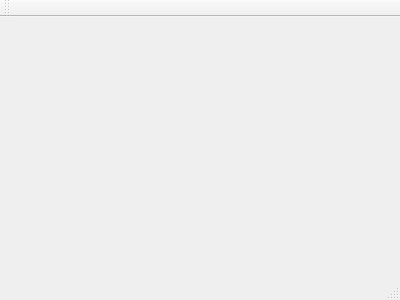
Above: CovertToSuperMemoQt/mainwindow.ui from Ji-Yuhang/CovertToSuperMemo before the change. Below: the same form after it.
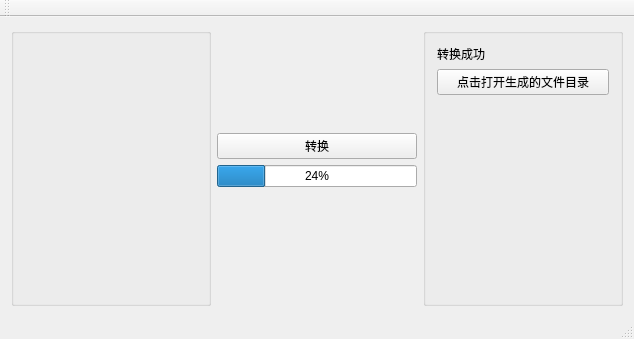
That is the form after the change.

The edit to the form file:
```diff
--- a/CovertToSuperMemoQt/mainwindow.ui
+++ b/CovertToSuperMemoQt/mainwindow.ui
@@ -1,24 +1,148 @@
 <ui version="4.0">
  <class>MainWindow</class>
- <widget class="QMainWindow" name="MainWindow" >
-  <property name="geometry" >
+ <widget class="QMainWindow" name="MainWindow">
+  <property name="geometry">
    <rect>
     <x>0</x>
     <y>0</y>
-    <width>400</width>
-    <height>300</height>
+    <width>634</width>
+    <height>339</height>
    </rect>
   </property>
   <property name="windowTitle" >
    <string>MainWindow</string>
   </property>
-  <widget class="QMenuBar" name="menuBar" />
-  <widget class="QToolBar" name="mainToolBar" />
-  <widget class="QWidget" name="centralWidget" />
-  <widget class="QStatusBar" name="statusBar" />
+  <widget class="QWidget" name="centralWidget">
+   <layout class="QGridLayout" name="gridLayout_2">
+    <item row="0" column="0" rowspan="5">
+     <widget class="QGroupBox" name="groupBox">
+      <property name="sizePolicy">
+       <sizepolicy hsizetype="Expanding" vsizetype="Preferred">
+        <horstretch>0</horstretch>
+        <verstretch>0</verstretch>
+       </sizepolicy>
+      </property>
+      <property name="title">
+       <string/>
+      </property>
+      <layout class="QGridLayout" name="gridLayout"/>
+     </widget>
+    </item>
+    <item row="1" column="1">
+     <widget class="QPushButton" name="pushButton">
+      <property name="text">
+       <string>转换</string>
+      </property>
+     </widget>
+    </item>
+    <item row="2" column="1">
+     <widget class="QProgressBar" name="progressBar">
+      <property name="value">
+       <number>24</number>
+      </property>
+     </widget>
+    </item>
+    <item row="0" column="2" rowspan="5">
+     <widget class="QGroupBox" name="groupBox_2">
+      <property name="sizePolicy">
+       <sizepolicy hsizetype="Expanding" vsizetype="Preferred">
+        <horstretch>0</horstretch>
+        <verstretch>0</verstretch>
+       </sizepolicy>
+      </property>
+      <property name="title">
+       <string/>
+      </property>
+      <layout class="QGridLayout" name="gridLayout_3">
+       <item row="0" column="0">
+        <widget class="QLabel" name="label_2">
+         <property name="text">
+          <string>转换成功</string>
+         </property>
+        </widget>
+       </item>
+       <item row="1" column="0">
+        <widget class="QPushButton" name="pushButton_2">
+         <property name="text">
+          <string>点击打开生成的文件目录</string>
+         </property>
+        </widget>
+       </item>
+       <item row="2" column="0">
+        <spacer name="verticalSpacer_3">
+         <property name="orientation">
+          <enum>Qt::Vertical</enum>
+         </property>
+         <property name="sizeHint" stdset="0">
+          <size>
+           <width>20</width>
+           <height>40</height>
+          </size>
+         </property>
+        </spacer>
+       </item>
+      </layout>
+     </widget>
+    </item>
+    <item row="4" column="1">
+     <spacer name="verticalSpacer_2">
+      <property name="orientation">
+       <enum>Qt::Vertical</enum>
+      </property>
+      <property name="sizeHint" stdset="0">
+       <size>
+        <width>20</width>
+        <height>40</height>
+       </size>
+      </property>
+     </spacer>
+    </item>
+    <item row="0" column="1">
+     <spacer name="verticalSpacer">
+      <property name="orientation">
+       <enum>Qt::Vertical</enum>
+      </property>
+      <property name="sizeHint" stdset="0">
+       <size>
+        <width>20</width>
+        <height>40</height>
+       </size>
+      </property>
+     </spacer>
+    </item>
+    <item row="3" column="1">
+     <widget class="QLabel" name="currentWord">
+      <property name="text">
+       <string/>
+      </property>
+      <property name="alignment">
+       <set>Qt::AlignCenter</set>
+      </property>
+     </widget>
+    </item>
+   </layout>
+  </widget>
+  <widget class="QMenuBar" name="menuBar">
+   <property name="geometry">
+    <rect>
+     <x>0</x>
+     <y>0</y>
+     <width>634</width>
+     <height>26</height>
+    </rect>
+   </property>
+  </widget>
+  <widget class="QToolBar" name="mainToolBar">
+   <attribute name="toolBarArea">
+    <enum>TopToolBarArea</enum>
+   </attribute>
+   <attribute name="toolBarBreak">
+    <bool>false</bool>
+   </attribute>
+  </widget>
+  <widget class="QStatusBar" name="statusBar"/>
  </widget>
- <layoutDefault spacing="6" margin="11" />
- <pixmapfunction></pixmapfunction>
+ <layoutdefault spacing="6" margin="11"/>
  <resources/>
  <connections/>
 </ui>
```
Left out of the diff: 5 changed lines with no effect on the pictures.
